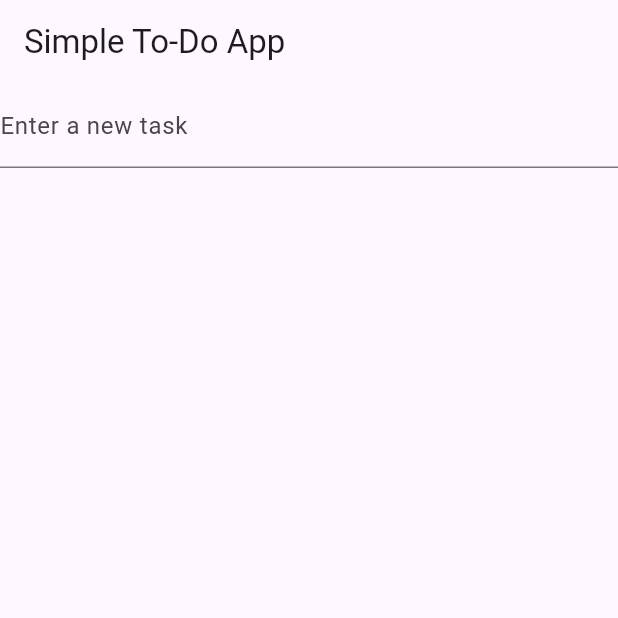
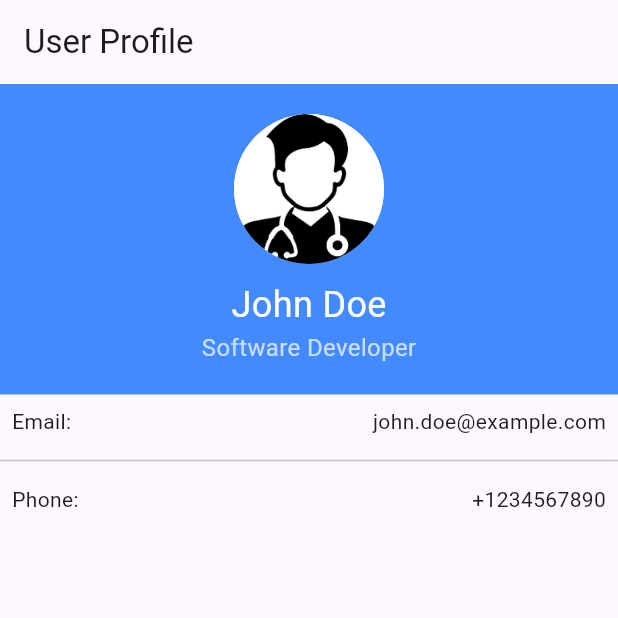
Before and after one commit to malkthere/mad_lesson01_2425, a Flutter app: the screen it shows after launch, on a phone screen of 412 x 824 dp, the top half of it. Run offline on Flutter 3.47's test engine with Material 3 defaults, Android fonts, the phone set to English and light mode, and no system bars.

Commit message:
lesson 05 Profile app interface

```diff
--- a/lib/main.dart
+++ b/lib/main.dart
@@ -1,64 +1,74 @@
+//import 'dart:io';
+
 import 'package:flutter/material.dart';
 
 void main() {
-  runApp(TodoApp());
+  runApp(ProfileApp());
 }
 
-class TodoApp extends StatefulWidget {
+class ProfileApp extends StatefulWidget {
   @override
-  _TodoAppState createState() => _TodoAppState();
+  _ProfileAppState createState() => _ProfileAppState();
 }
 
-class _TodoAppState extends State<TodoApp> {
-  final List<String> _todos = [];
-
-  void _addTodoItem(String task) {
-    if (task.isNotEmpty) {
-      setState(() {
-        _todos.add(task);
-      });
-    }
-  }
-
-  void _removeTodoItem(int index) {
-    setState(() {
-      _todos.removeAt(index);
-    });
-  }
+class _ProfileAppState extends State<ProfileApp> {
 
   @override
   Widget build(BuildContext context) {
     return MaterialApp(
       home: Scaffold(
         appBar: AppBar(
-          title: Text('Simple To-Do App'),
+          title: Text('User Profile'),
         ),
         body: Column(
-          children: <Widget>[
-            TextField(
-              onSubmitted: _addTodoItem,
-              decoration: InputDecoration(
-                labelText: 'Enter a new task',
+          children: [
+            Container(
+              width: double.infinity,
+              padding: EdgeInsets.all(20),
+              color: Colors.blueAccent,
+              child: Column(
+                children: [
+                  CircleAvatar(
+                    radius: 50,
+                    backgroundImage:Image.asset('pics/profilepic.png').image,
+                  ),
+                  SizedBox(height: 10),
+                  Text(
+                    'John Doe',
+                    style: TextStyle(fontSize: 24, color: Colors.white),
+                  ),
+                  Text(
+                    'Software Developer',
+                    style: TextStyle(fontSize: 16, color: Colors.white70),
+                  ),
+                ],
               ),
             ),
-            Expanded(
-              child: ListView.builder(
-                itemCount: _todos.length,
-                itemBuilder: (context, index) {
-                  return ListTile(
-                    title: Text(_todos[index]),
-                    //subtitle: Text("$index"),
-                    trailing: IconButton(
-                      icon: Icon(Icons.delete),
-                      onPressed: () => _removeTodoItem(index),
-                    ),
-                  );
-                },
+            Padding(
+              padding: const EdgeInsets.all(8.0),
+              child: Row(
+                mainAxisAlignment: MainAxisAlignment.spaceBetween,
+                children: [
+                  Text('Email:'),
+                  Text('john.doe@example.com'),
+                ],
+              ),
+            ),
+            Divider(),
+            Padding(
+              padding: const EdgeInsets.all(8.0),
+              child: Row(
+                mainAxisAlignment: MainAxisAlignment.spaceBetween,
+                children: [
+                  Text('Phone:'),
+                  Text('+1234567890'),
+                ],
               ),
             ),
           ],
         ),
       ),
+
     );
   }
 }
--- a/pubspec.yaml
+++ b/pubspec.yaml
@@ -59,8 +59,8 @@ flutter:
   uses-material-design: true
 
   # To add assets to your application, add an assets section, like this:
-  # assets:
-  #   - images/a_dot_burr.jpeg
+  assets:
+    - pics/profilepic.png
   #   - images/a_dot_ham.jpeg
 
   # An image asset can refer to one or more resolution-specific "variants", see
```
Also changed, not shown: pics/profilepic.png (added).
